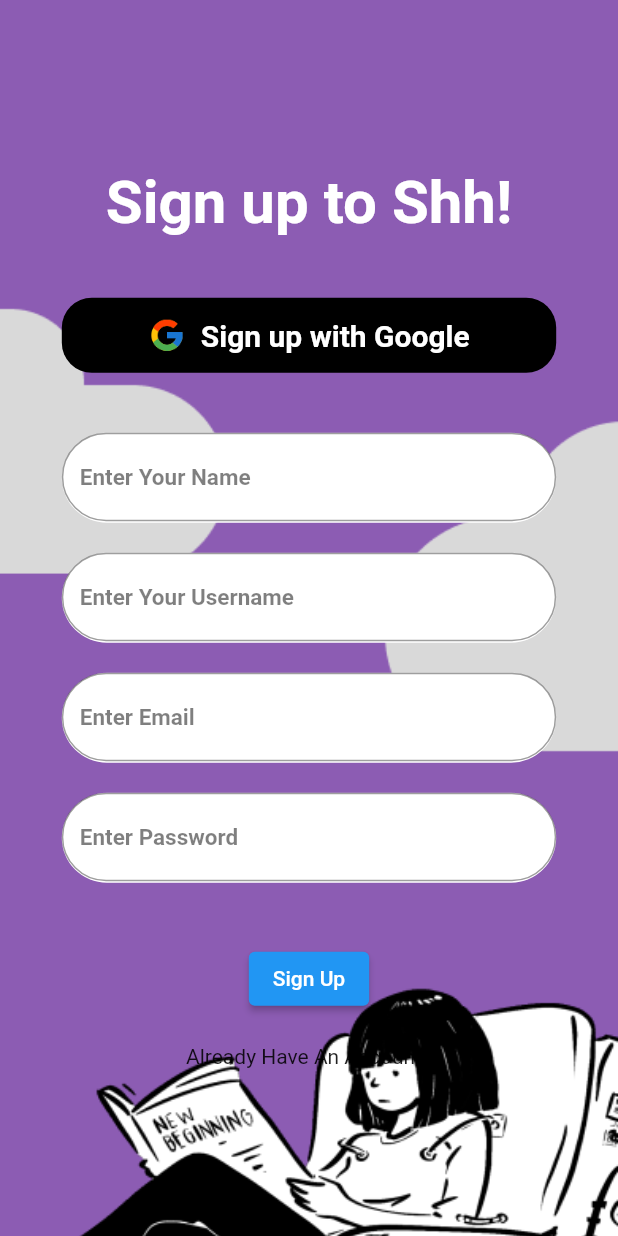
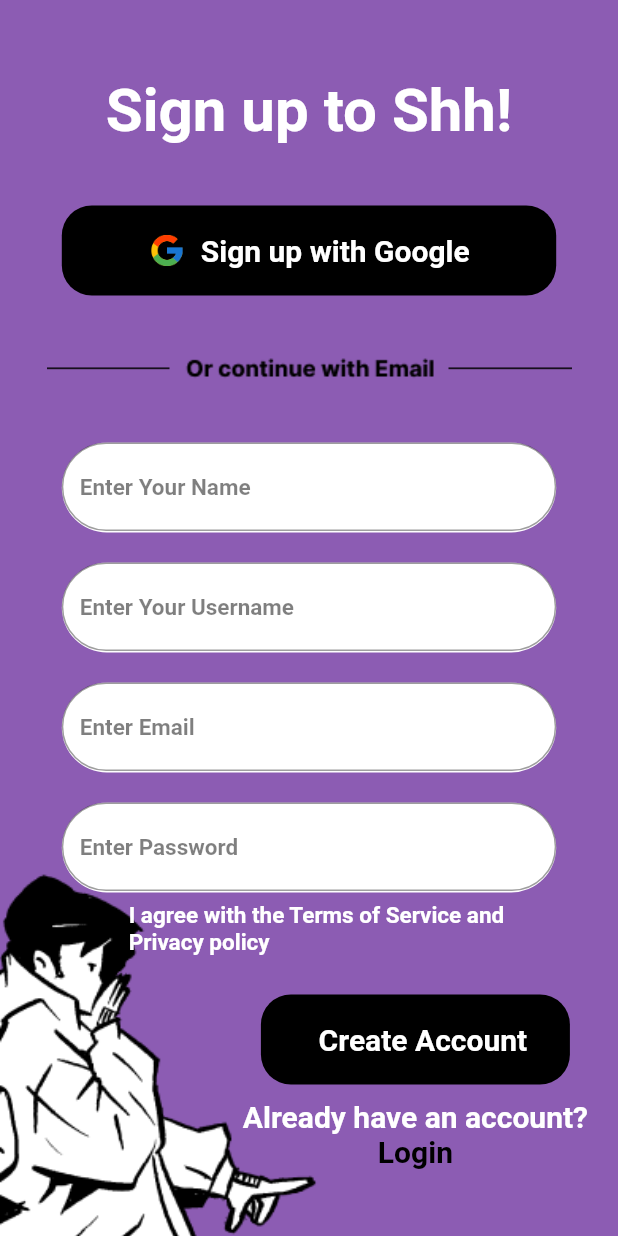
Before and after one commit to Suhaibusman/firebase_practice, a Flutter app: the SignUpScreen screen opened directly, on a phone screen of 412 x 824 dp. Run offline on Flutter 3.47's test engine with Material 2 defaults, Android fonts, the phone set to English and light mode, and no system bars; our stand-ins replace firebase_auth, firebase_core; accounts and stored records are empty.

Commit message:
firebase practice

```diff
--- a/lib/screen/signuppage.dart
+++ b/lib/screen/signuppage.dart
@@ -67,7 +67,7 @@
 
 }
  }
-
+ bool isAgree =false;
   @override
 
   Widget build(BuildContext context) {
@@ -79,19 +79,25 @@
         width: MediaQuery.of(context).size.width,
          decoration: const BoxDecoration(
         image: DecorationImage(
-          image: AssetImage("assets/images/homeScreenImage.png"),
+          image: AssetImage("assets/images/signupscreenImage.png"),
           fit: BoxFit.cover,
         ),
 
         ),
         child: Column(
-         mainAxisAlignment: MainAxisAlignment.center,
+          children: [
+            const SizedBox(height: 50,),
+            SizedBox(
+              child: Column(
+              //  mainAxisAlignment: MainAxisAlignment.center,
                 children: [
 
                      const TextWidget(textMessage: "Sign up to Shh!", textColor: Colors.white, textSize: 40),
 
                       const SizedBox(height: 40,),
                        CustomButtonWidget(imageAddress: "assets/images/googlelogo.png", bgColor: Colors.black, textMessage: "Sign up with Google", textColor: Colors.white, textSize: 20, buttonWidth: MediaQuery.of(context).size.width*0.8,),
+                    const SizedBox(height: 40,),
+                     Image.asset("assets/images/continuewithEmail.png"),
                       const SizedBox(height: 40,),
                       CustomTextField(textFieldController: name, hintText: "Enter Your Name"),
 
@@ -100,20 +106,53 @@
                   const SizedBox(height: 20,),
                       CustomTextField(textFieldController: emailAddress, hintText: "Enter Email"),
                     const SizedBox(height: 20,),
-             CustomTextField(textFieldController: name, hintText: "Enter Password"),
-            const SizedBox(height: 20,),
+                   CustomTextField(textFieldController: password, hintText: "Enter Password"),
 
-      const SizedBox(height: 20,),
+              Row(
+                mainAxisAlignment: MainAxisAlignment.center,
+                children: [
+                Checkbox(value: isAgree, onChanged: (value) {
+                  setState(() {
+                    isAgree =!isAgree;
+                  });
+                },),
+                 SizedBox(
+                  width: MediaQuery.of(context).size.width*0.7,
+                  child: const TextWidget(textMessage: "I agree with the Terms of Service and Privacy policy", textColor: Colors.white, textSize: 15)),
+              ],),
 
-            ElevatedButton(onPressed: ()  {
+
+                ],
+              ),
+            ),
+              Row(
+                mainAxisAlignment: MainAxisAlignment.end,
+                children: [
+                  Padding(
+                    padding: const EdgeInsets.all(20),
+                    child: Column(
+
+                            children: [
+                              InkWell(
+                    onTap: () {
                       registerUser();
-            }, child: const Text("Sign Up")),
-             const SizedBox(height: 20,),
+                    },
+                    child: CustomButtonWidget( bgColor: Colors.black, textMessage: "Create Account", textColor: Colors.white, textSize: 20, buttonWidth: MediaQuery.of(context).size.width*0.5,)),
+
+                               const SizedBox(height: 10,),
+                              const TextWidget(textMessage: "Already have an account?", textColor: Colors.white, textSize: 20),
                               InkWell(
                               onTap: () {
                     Navigator.push(context, MaterialPageRoute(builder: (context) => const LoginScreen(),));
                               },
-        child: const Text("Already Have An Account?")),
+                              child: const TextWidget(textMessage: "Login", textColor: Colors.black, textSize: 20),),
+                            const SizedBox(height: 10,),
+
+                            ],
+                          ),
+                  ),
+                ],
+              ),
           ],
         ),
       ),
--- a/lib/widgets/buttonwidget.dart
+++ b/lib/widgets/buttonwidget.dart
@@ -18,7 +18,7 @@
         borderRadius: BorderRadius.circular(20),
         color: bgColor
       ),
-      height: 50,
+      height: 60,
       width: buttonWidth,
       child: Row(
         crossAxisAlignment: CrossAxisAlignment.center,
```
Also changed, not shown: assets/images/continuewithEmail.png (added), assets/images/loginScreenImage.png (added), assets/images/signupscreenImage.png (added). Lines whose indentation alone changed are shown as unchanged.
